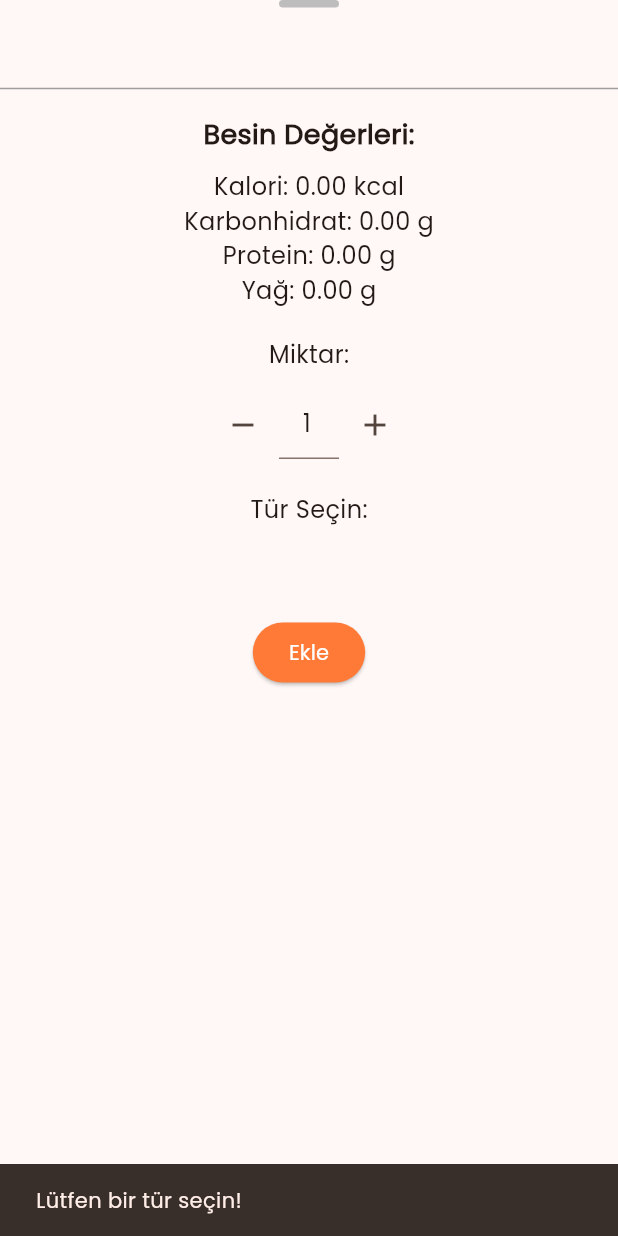
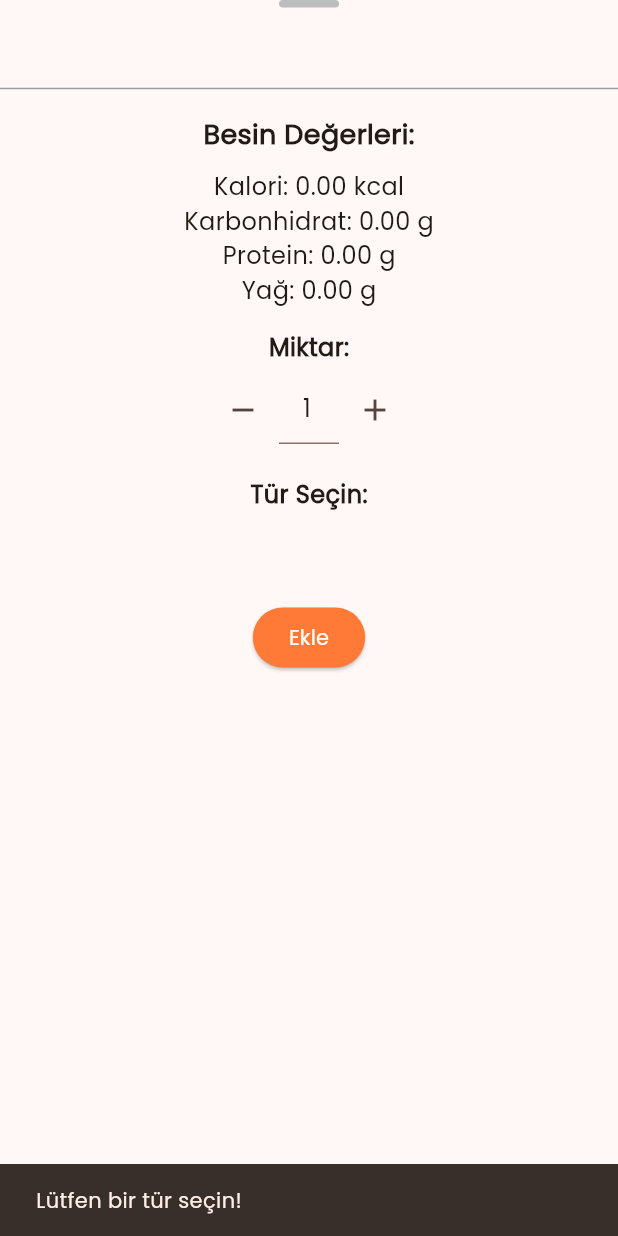
Before and after one commit to sametozbalkan/ColyakApp, a Flutter app: the MealDetailScreen widget shown alone on an empty page, opened directly with empty values, after a tap on "Ekle", on a phone screen of 412 x 824 dp. Run offline on Flutter 3.47's test engine with Material 3 defaults, Android fonts, the light colour scheme and no system bars; our stand-ins replace shared_preferences; missing offline and left inert: flutter_barcode_scanner, syncfusion_flutter_pdfviewer; accounts and stored records are empty; statements that could not run were skipped.

Commit message:
v0.0.13+

```diff
--- a/lib/MealDetailScreen.dart
+++ b/lib/MealDetailScreen.dart
@@ -139,8 +139,6 @@ class _MealDetailScreenState extends State<MealDetailScreen> {
     return Column(
       mainAxisSize: MainAxisSize.min,
       children: [
-        Column(
-          children: [
         Container(
           width: 40,
           height: 5,
@@ -153,7 +151,7 @@ class _MealDetailScreenState extends State<MealDetailScreen> {
           padding: const EdgeInsets.only(top: 10, bottom: 10),
           child: Text(
             widget.receipt?.receiptName ?? widget.barcode?.name ?? "",
-                style: const TextStyle(fontSize: 18),
+            style: const TextStyle(fontSize: 18, fontWeight: FontWeight.bold),
           ),
         ),
         const Divider(),
@@ -188,13 +186,11 @@ class _MealDetailScreenState extends State<MealDetailScreen> {
             ],
           ),
         ),
-          ],
-        ),
         const Padding(
-          padding: EdgeInsets.all(10),
+          padding: EdgeInsets.all(5),
           child: Text(
             "Miktar:",
-            style: TextStyle(fontSize: 16),
+            style: TextStyle(fontSize: 16, fontWeight: FontWeight.bold),
           ),
         ),
         Row(
@@ -250,7 +246,7 @@ class _MealDetailScreenState extends State<MealDetailScreen> {
           children: [
             Text(
               "Tür Seçin:",
-              style: TextStyle(fontSize: 16),
+              style: TextStyle(fontSize: 16, fontWeight: FontWeight.bold),
             ),
           ],
         ),
@@ -261,7 +257,8 @@ class _MealDetailScreenState extends State<MealDetailScreen> {
         ElevatedButton(
           onPressed: () {
             if (_selectedType != null &&
-                (widget.receipt != null || widget.barcode != null)) {
+                (widget.receipt != null || widget.barcode != null) &&
+                _quantity != 0) {
               _addOrUpdateFoodList();
               ScaffoldMessenger.of(context).showSnackBar(
                 const SnackBar(
```
Also changed, not shown: lib/QuizDetailScreen.dart (+20 -4 lines), lib/QuizReportScreen.dart (+44 -4 lines), lib/ReceiptPage.dart (+7 -4 lines). Lines whose indentation alone changed are shown as unchanged.
